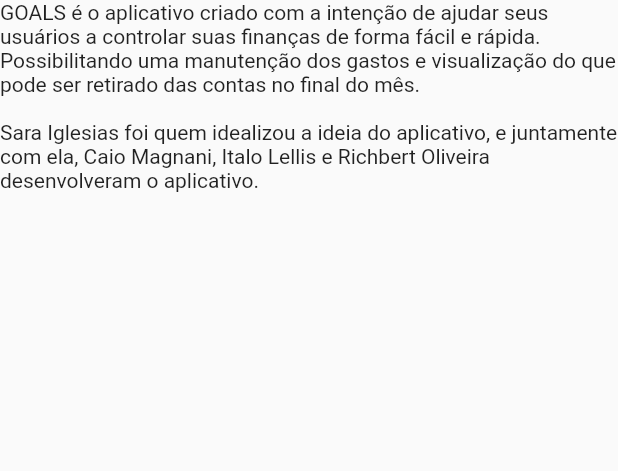
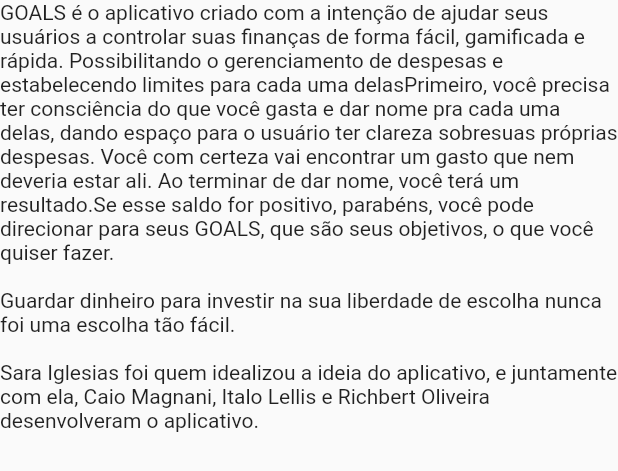
Before and after one commit to RichbertOliveira/GOALS, a Flutter app: the Sobre widget shown alone on an empty page, opened directly, on a phone screen of 412 x 824 dp. Shown: the top 471 px of the screen. Run offline on Flutter 3.47's test engine with Material 2 defaults, Android fonts, the light colour scheme and no system bars; our stand-ins replace email_validator.

Commit message:
seção sobre atualizada

```diff
--- a/codigo/lib/Sobre.dart
+++ b/codigo/lib/Sobre.dart
@@ -8,8 +8,12 @@
   @override
   Widget build(BuildContext context) {
     return Container(
-      child: Text("GOALS é o aplicativo criado com a intenção de ajudar seus usuários a controlar suas finanças de forma fácil "
-          "e rápida. Possibilitando uma manutenção dos gastos e visualização do que pode ser retirado das contas no final do mês."
+      child: Text("GOALS é o aplicativo criado com a intenção de ajudar seus usuários a controlar suas finanças de forma fácil, "
+          "gamificada e rápida. Possibilitando o gerenciamento de despesas e estabelecendo limites para cada uma delas"
+          "Primeiro, você precisa ter consciência do que você gasta e dar nome pra cada uma delas, dando espaço para o usuário ter clareza sobre"
+          "suas próprias despesas. Você com certeza vai encontrar um gasto que nem deveria estar ali. Ao terminar de dar nome, você terá um resultado."
+          "Se esse saldo for positivo, parabéns, você pode direcionar para seus GOALS, que são seus objetivos, o que você quiser fazer."
+          "\n\nGuardar dinheiro para investir na sua liberdade de escolha nunca foi uma escolha tão fácil."
           "\n\nSara Iglesias foi quem idealizou a ideia do aplicativo, e juntamente com ela, Caio Magnani, Italo Lellis e Richbert Oliveira"
           " desenvolveram o aplicativo."),
     );
```
